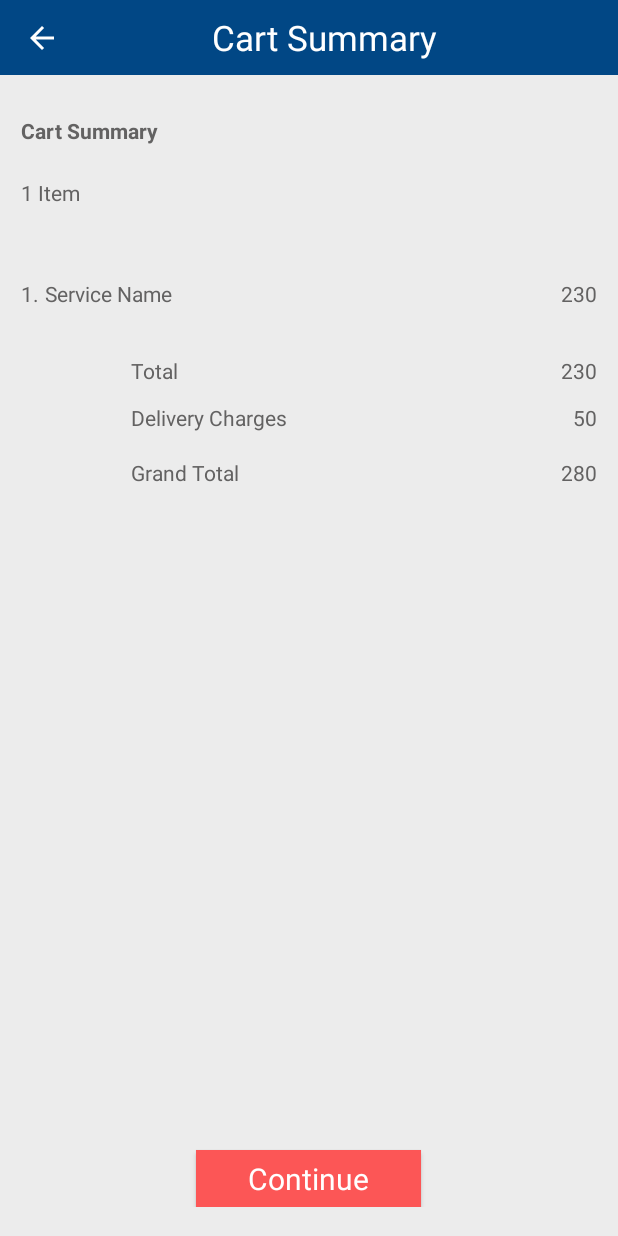
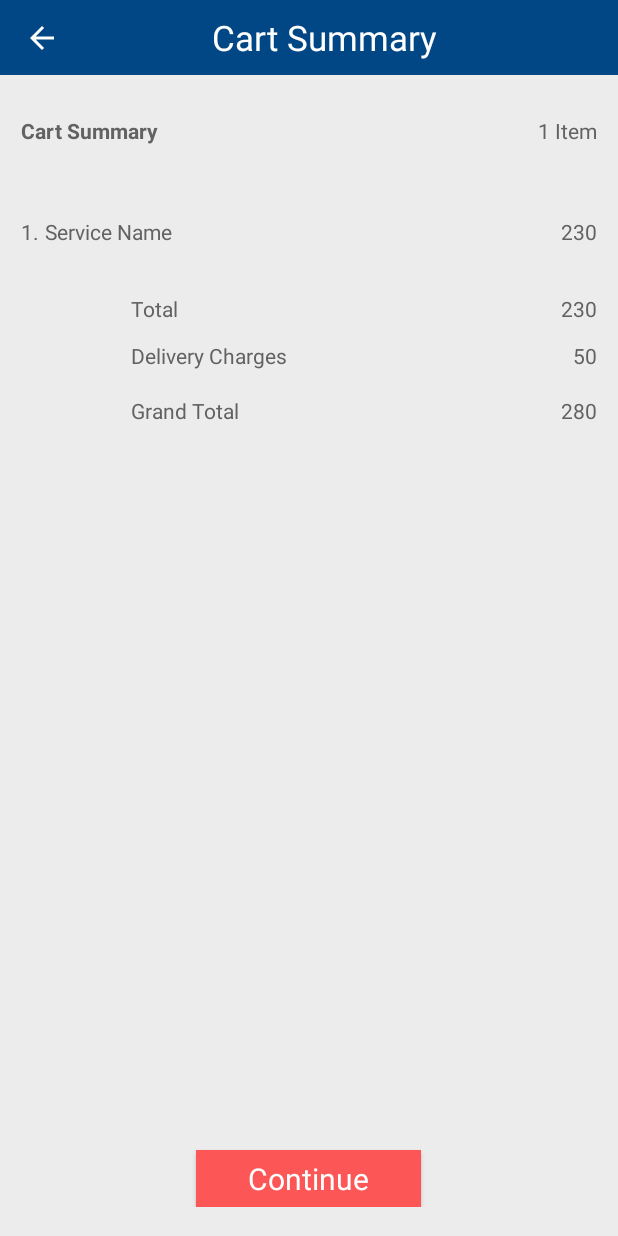
Before and after one commit to mbhagyalatha/CloudCommerce, an Android app: the CartSummaryFragment screen opened directly, with no data from a screen before it, on a phone screen of 412 x 824 dp. Run offline under Robolectric (Android 15) with nearby library versions, the phone set to English and light mode, and no system bars; network calls fail.

Commit message:
Added cart summary screen navigation  after successfully adding or selecting address

```diff
--- a/app/src/main/java/com/cloudcommerce/app/fragments/AddAddressFragment.java
+++ b/app/src/main/java/com/cloudcommerce/app/fragments/AddAddressFragment.java
@@ -1,6 +1,7 @@
 package com.cloudcommerce.app.fragments;
 
 import android.content.Context;
+import android.content.Intent;
 import android.net.Uri;
 import android.os.Bundle;
 import android.support.v4.app.Fragment;
@@ -15,6 +16,7 @@ import android.widget.TextView;
 import android.widget.Toast;
 
 import com.cloudcommerce.app.R;
+import com.cloudcommerce.app.activities.CartSummaryActivity;
 import com.cloudcommerce.app.utils.Utils;
 
 
@@ -106,6 +108,9 @@ public class AddAddressFragment extends BaseFragment implements View.OnClickList
             if ((phoneNo.getText().toString().trim().length() >= 10) && (pincode.getText().toString().trim().length() >= 6 && pincode.getText().toString().trim().length() <= 9)) {
                 //send addaddress request
                 Toast.makeText(getActivity(), "Success", Toast.LENGTH_LONG).show();
+                //send add address service
+                //launch cart screen
+                launchcartSummaryScreen();
             } else {
                 if (phoneNo.getText().toString().trim().length() < 10)
                     phoneNo.setError(getResources().getString(R.string.valid_phone_number_msg));
@@ -137,4 +142,10 @@ public class AddAddressFragment extends BaseFragment implements View.OnClickList
     public EditText getCurrentFocussedEditText() {
         return currentSelectedView;
     }
+
+    private void launchcartSummaryScreen() {
+        Intent intent = new Intent(getActivity(), CartSummaryActivity.class);
+        startActivity(intent);
+        getActivity().finish();
+    }
 }
--- a/app/src/main/res/layout/fragment_cart_summary.xml
+++ b/app/src/main/res/layout/fragment_cart_summary.xml
@@ -1,4 +1,4 @@
-<FrameLayout xmlns:android="http://schemas.android.com/apk/res/android"
+<LinearLayout xmlns:android="http://schemas.android.com/apk/res/android"
     xmlns:tools="http://schemas.android.com/tools"
     android:layout_width="match_parent"
     android:layout_height="match_parent"
@@ -14,6 +14,10 @@
         android:orientation="vertical"
         android:paddingBottom="@dimen/summary_confirm_btn_bottom_spacing">
 
+        <RelativeLayout
+            android:layout_width="match_parent"
+            android:layout_height="wrap_content">
+
             <TextView
                 android:id="@+id/cart_summary_txt"
                 style="@style/roboto_bold"
@@ -21,17 +25,19 @@
                 android:layout_height="wrap_content"
                 android:text="@string/cart_summary_title"
                 android:textColor="@color/cart_summary_text_colors"
+                android:layout_toLeftOf="@+id/summary_items_count_txt"
                 android:textSize="@dimen/cart_summary_txt_size" />
 
             <TextView
                 android:id="@+id/summary_items_count_txt"
                 style="@style/roboto_regular"
-            android:layout_width="match_parent"
+                android:layout_width="wrap_content"
                 android:layout_height="wrap_content"
-            android:layout_marginTop="@dimen/summary_items_count_top_spacing"
+                android:layout_alignParentRight="true"
                 android:text="@string/summary_item_count"
                 android:textColor="@color/cart_summary_text_colors"
                 android:textSize="@dimen/summary_info_txt_size" />
+        </RelativeLayout>
 
         <RelativeLayout
             android:layout_width="match_parent"
@@ -169,13 +175,13 @@
                 android:layout_height="@dimen/button_height"
                 android:layout_gravity="bottom"
                 android:background="@color/btn_bg_color"
+                android:gravity="center"
                 android:text="@string/continue_text"
                 android:textAllCaps="false"
                 android:textColor="@color/white"
-                android:gravity="center"
                 android:textSize="@dimen/btn_text_size" />
         </LinearLayout>
     </LinearLayout>
 
 
-</FrameLayout>
+</LinearLayout>
```
Lines whose indentation alone changed are shown as unchanged.
